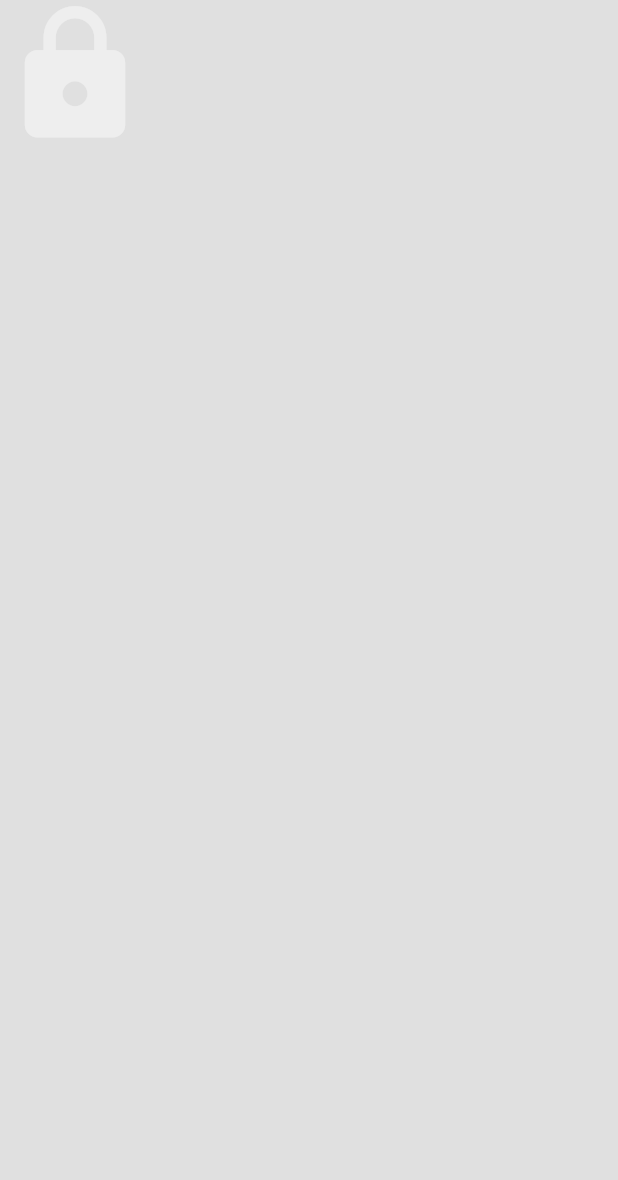
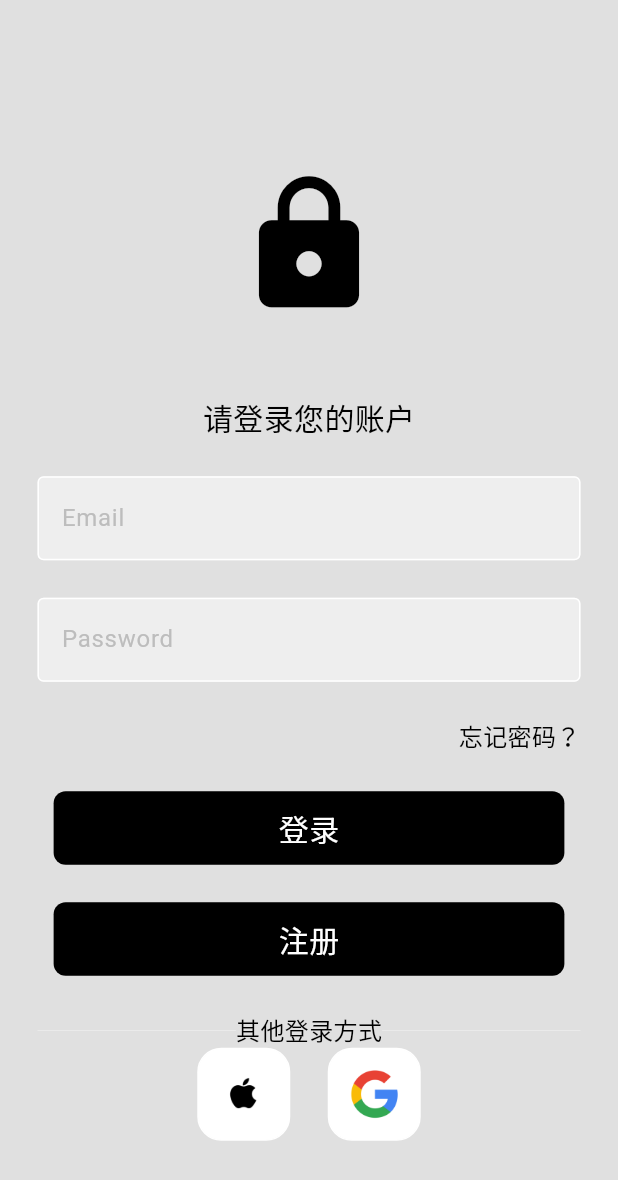
Before and after one commit to pikachu2333/shopping, a Flutter app: the screen it shows after launch, on a phone screen of 412 x 824 dp. Shown: the top 1180 px of the screen. Run offline on Flutter 3.47's test engine with Material 3 defaults, Android fonts, the phone set to English and light mode, and no system bars; our stand-ins replace firebase_auth, firebase_core, get, google_nav_bar, sqflite; missing offline and left inert: slideable; accounts and stored records are empty.

Commit message:
实现了登录注册功能,明天加入错误弹窗

```diff
--- a/lib/components/my_button.dart
+++ b/lib/components/my_button.dart
@@ -10,10 +10,11 @@ class MyButton extends StatelessWidget {
     return GestureDetector(
       onTap: onTap,
       child: Container(
+        padding: EdgeInsets.symmetric(horizontal: 150.0,vertical: 10),
+        margin: EdgeInsets.symmetric(horizontal: 25),
         decoration: BoxDecoration(
-          border: Border.all(width: 1,),
-          color: Theme.of(context).colorScheme.surface,
-          borderRadius: BorderRadius.circular(12),
+          color: Theme.of(context).colorScheme.onSurface,
+          borderRadius: BorderRadius.circular(8),
         ),
 
         child: child,
--- a/lib/components/my_drawer.dart
+++ b/lib/components/my_drawer.dart
@@ -49,9 +49,7 @@ class MyDrawer extends StatelessWidget {
               onTap:
                   () => {
                     Navigator.pop(context),
-                    Navigator.pop(context),
-
-                    //Navigator.pushNamed(context, '/first_page'),
+                    Navigator.pushNamed(context, '/first_page'),
                   },
             ),
           ),
--- /dev/null
+++ b/lib/components/my_textfield.dart
@@ -0,0 +1,40 @@
+import 'package:flutter/material.dart';
+
+class MyTextField extends StatelessWidget {
+  final controller;
+  final String hintText;
+  final bool obscureText;
+  const MyTextField({
+    Key? key,
+    required this.controller,
+    required this.hintText,
+    required this.obscureText,
+  }) : super(key: key);
+
+  @override
+  Widget build(BuildContext context) {
+    return Padding(
+      padding: const EdgeInsets.symmetric(horizontal: 25.0),
+      child: TextField(
+        controller: controller,
+        obscureText: obscureText,
+        decoration: InputDecoration(
+          enabledBorder: OutlineInputBorder(
+            borderSide: BorderSide(
+              color: Theme.of(context).colorScheme.surface,
+            ),
+          ),
+          focusedBorder: OutlineInputBorder(
+            borderSide: BorderSide(
+              color: Theme.of(context).colorScheme.secondary,
+            ),
+          ),
+          fillColor: Theme.of(context).colorScheme.primary,
+          filled: true,
+          hintText: hintText,
+          hintStyle: TextStyle(color: Theme.of(context).colorScheme.secondary),
+        ),
+      ),
+    );
+  }
+}
--- /dev/null
+++ b/lib/components/square_tile.dart
@@ -0,0 +1,18 @@
+import 'package:flutter/material.dart';
+
+class SquareTile extends StatelessWidget {
+  String imagePath;
+  SquareTile({super.key, required this.imagePath});
+  @override
+  Widget build(BuildContext context) {
+    return Container(
+      padding: EdgeInsets.all(10),
+      decoration: BoxDecoration(
+        border: Border.all(color: Theme.of(context).colorScheme.surface),
+        borderRadius: BorderRadius.circular(16),
+        color: Theme.of(context).colorScheme.surface,
+      ),
+      child: Image.asset(imagePath, height: 40, width: 40, fit: BoxFit.cover),
+    );
+  }
+}
--- a/lib/main.dart
+++ b/lib/main.dart
@@ -2,6 +2,7 @@ import 'package:flutter/material.dart';
 import 'package:get/get.dart';
 import 'package:provider/provider.dart';
 import 'package:test6_26/models/shop.dart';
+import 'package:test6_26/page/auth/view/auth_page.dart';
 import 'package:test6_26/page/first_page.dart';
 import 'package:test6_26/page/home/view/home_page.dart';
 import 'package:test6_26/page/login/view/login_page.dart';
@@ -12,12 +13,16 @@ import 'package:test6_26/page/note_page.dart';
 import 'package:test6_26/page/shop/shop_home/shop_home_page.dart';
 import 'package:test6_26/page/shop/shop_home/shop_home_provider.dart';
 import 'package:test6_26/route/app_pages.dart';
-import 'package:test6_26/theme/dark_mode.dart';
-import 'package:test6_26/theme/light_mode.dart';
 import 'package:test6_26/theme/theme_provider.dart';
+import 'package:firebase_core/firebase_core.dart';
+import 'firebase_options.dart';
 
 
-void main() {
+void main() async{
+  WidgetsFlutterBinding.ensureInitialized();
+  await Firebase.initializeApp(
+    options: DefaultFirebaseOptions.currentPlatform,
+  );
   runApp(
     MultiProvider(
       providers: [
@@ -38,7 +43,7 @@ class MyApp extends StatelessWidget {
     return GetMaterialApp(
       debugShowCheckedModeBanner: false,
       theme: Provider.of<ThemeProvider>(context).themeData,
-      home: LoginPage(),
+      home: AuthPage(),
       routes: {
         '/first_page': (context) => first_page(),
         '/home_page': (context) => HomePage(),
--- /dev/null
+++ b/lib/page/auth/view/auth_page.dart
@@ -0,0 +1,28 @@
+import 'package:firebase_auth/firebase_auth.dart';
+import 'package:flutter/material.dart';
+import 'package:test6_26/page/first_page.dart';
+import 'package:test6_26/page/home/view/home_page.dart';
+import 'package:test6_26/page/login/view/login_page.dart';
+import 'package:test6_26/page/shop/shop_home/shop_home_page.dart';
+
+class AuthPage extends StatelessWidget {
+  const AuthPage({Key? key}) : super(key: key);
+  @override
+  Widget build(BuildContext context) {
+    return Scaffold(
+      body: StreamBuilder<User?>(
+        stream: FirebaseAuth.instance.authStateChanges(),
+        builder: (context, snapshot) {
+          // User is signed in
+          if (snapshot.hasData) {
+            return first_page();
+          }
+          // User is not signed in
+          else {
+            return LoginPage();
+          }
+        },
+      ),
+    );
+  }
+}
--- a/lib/page/first_page.dart
+++ b/lib/page/first_page.dart
@@ -1,3 +1,4 @@
+import 'package:firebase_auth/firebase_auth.dart';
 import 'package:flutter/cupertino.dart';
 import 'package:flutter/material.dart';
 import 'package:provider/provider.dart';
@@ -24,17 +25,21 @@ class _first_pageState extends State<first_page> {
 
   final List _page = [HomePage(), NotePage(), IntroPage()];
 
+  void signUserOut() {
+    FirebaseAuth.instance.signOut();
+  }
+
   @override
   Widget build(BuildContext context) {
     return Scaffold(
       appBar: AppBar(
+        actions: [IconButton(onPressed: signUserOut, icon: Icon(Icons.logout))],
         //title: Text("Yuni")
       ),
       drawer: Drawer(
         backgroundColor: Theme.of(context).colorScheme.background,
         child: Column(
           children: [
-
             DrawerHeader(child: Icon(Icons.favorite, size: 50)),
             ListTile(
               leading: Icon(Icons.home),
@@ -66,9 +71,8 @@ class _first_pageState extends State<first_page> {
               onTap: () {
                 Navigator.pop(context);
                 Navigator.pushNamed(context, '/settings_page');
-              }),
-
-
+              },
+            ),
           ],
         ),
       ),
--- a/lib/page/login/view/login_page.dart
+++ b/lib/page/login/view/login_page.dart
@@ -1,32 +1,143 @@
+import 'package:firebase_auth/firebase_auth.dart';
 import 'package:flutter/material.dart';
+import 'package:test6_26/components/my_button.dart';
+import 'package:test6_26/components/my_textfield.dart';
+import 'package:test6_26/components/square_tile.dart';
 
 class LoginPage extends StatelessWidget {
-  const LoginPage({Key? key}) : super(key: key);
+  LoginPage({Key? key}) : super(key: key);
+
+  final emailController = TextEditingController();
+  final passwordController = TextEditingController();
+
+  void signUserIn() async{
+    await FirebaseAuth.instance.signInWithEmailAndPassword(
+      email: emailController.text,
+      password: passwordController.text,
+    );
+  }
   @override
   Widget build(BuildContext context) {
     return Scaffold(
       backgroundColor: Theme.of(context).colorScheme.background,
-      body: Column(
-        children: [
-          //logo
-          Icon(Icons.lock, size: 100, color: Theme.of(context).colorScheme.primary,),
+      body: SafeArea(
+        child: Center(
+          child: SingleChildScrollView(
+            child: Column(
+              children: [
+                SizedBox(height: 50),
+                //logo
+                Icon(
+                  Icons.lock,
+                  size: 100,
+                  color: Theme.of(context).colorScheme.onSurface,
+                ),
+                SizedBox(height: 50),
+                //提示信息
+                Text(
+                  '请登录您的账户',
+                  style: TextStyle(
+                    fontSize: 20,
+                    color: Theme.of(context).colorScheme.onSurface,
+                  ),
+                ),
+                //username输入框
+                SizedBox(height: 25),
+                MyTextField(
+                  hintText: 'Email',
+                  obscureText: false,
+                  controller: emailController,
+                ),
+                SizedBox(height: 25),
+                //password输入框
+                MyTextField(
+                  hintText: 'Password',
+                  obscureText: true,
+                  controller: passwordController,
+                ),
+                //记住密码和忘记密码
+                SizedBox(height: 25),
+                Padding(
+                  padding: const EdgeInsets.symmetric(horizontal: 25.0),
+                  child: Row(
+                    mainAxisAlignment: MainAxisAlignment.end,
+                    children: [
+                      Text(
+                        '忘记密码？',
+                        style: TextStyle(
+                          fontSize: 16,
+                          color: Theme.of(context).colorScheme.onSurface,
+                        ),
+                      ),
+                    ],
+                  ),
+                ),
+                //登录按钮
+                SizedBox(height: 25),
+                MyButton(
+                  onTap: signUserIn,
+                  child: Text(
+                    '登录',
+                    style: TextStyle(
+                      fontSize: 20,
+                      color: Theme.of(context).colorScheme.surface,
+                    ),
+                  ),
+                ),
+                //注册按钮
+                SizedBox(height: 25),
+                MyButton(
+                  onTap: signUserIn,
+                  child: Text(
+                    '注册',
+                    style: TextStyle(
+                      fontSize: 20,
+                      color: Theme.of(context).colorScheme.surface,
+                    ),
+                  ),
+                ),
+                SizedBox(height: 25),
+                Padding(
+                  padding: const EdgeInsets.symmetric(horizontal: 25.0),
+                  child: Row(
+                    children: [
+                      Expanded(
+                        child: Divider(
+                          thickness: 0.5,
+                          color: Theme.of(context).colorScheme.primary,
+                        ),
+                      ),
+                      Text(
+                        '其他登录方式',
+                        style: TextStyle(
+                          fontSize: 16,
+                          color: Theme.of(context).colorScheme.onSurface,
+                        ),
+                      ),
 
-          //提示信息
-
-          //username输入框
-
-          //password输入框
-
-          //记住密码和忘记密码
-
-          //登录按钮
-
-          //注册按钮
-
-          //其他登录方式
-
-        ],
-
-    ),);
+                      Expanded(
+                        child: Divider(
+                          thickness: 0.5,
+                          color: Theme.of(context).colorScheme.primary,
+                        ),
+                      ),
+                    ],
+                  ),
+                ),
+                //其他登录方式
+                Row(
+                  mainAxisAlignment: MainAxisAlignment.center,
+                  children: [
+                    SquareTile(imagePath: "lib/img/img_apple_logo.png"),
+                    SizedBox(width: 25),
+                    SquareTile(imagePath: "lib/img/img_google_logo.png"),
+                  ],
+                ),
+              ],
+            ),
+          ),
+        ),
+      ),
+    );
   }
 }
--- a/lib/theme/light_mode.dart
+++ b/lib/theme/light_mode.dart
@@ -4,9 +4,9 @@ ThemeData lightMode = ThemeData(
   colorScheme: ColorScheme.light(
     background: Colors.grey.shade300,
     primary: Colors.grey.shade200,
-    secondary: Colors.grey.shade300,
-    tertiary: Colors.white,
+    secondary: Colors.grey.shade400,
     inversePrimary: Colors.grey.shade900,
     surface: Colors.white,
+    onSurface: Colors.black,
   ),
 );
--- a/pubspec.yaml
+++ b/pubspec.yaml
@@ -40,8 +40,9 @@ dependencies:
   path_provider: ^2.0.10
   sqflite: ^2.0.0+2
   get:
-
   path: any
+  firebase_core: ^3.15.1
+  firebase_auth: ^5.6.2
 dev_dependencies:
   flutter_test:
     sdk: flutter
```
Also changed, not shown: firebase.json (added), lib/firebase_options.dart (added), lib/page/login/provider/login_page_controller.dart (added), pubspec.lock, 3 other files.
